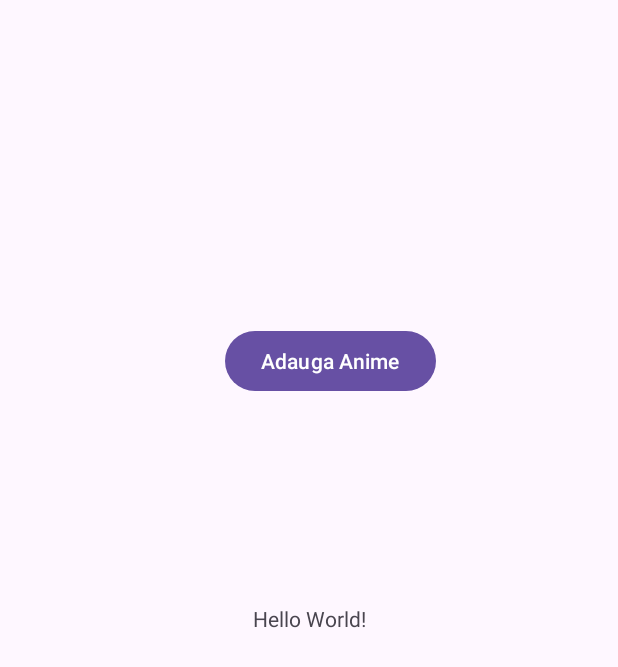
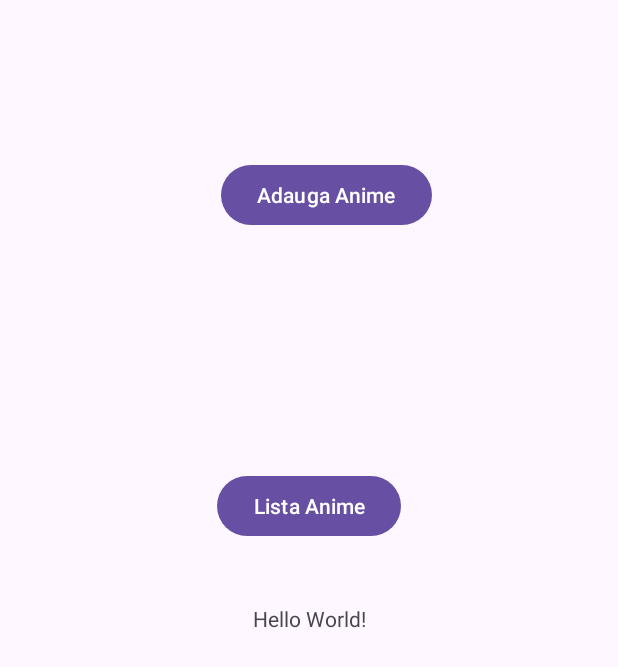
Before and after one commit to mihaela2003/Radu_Mihaela_Alexandra_ActivitateDAM2024, an Android app: the screen it shows after launch (MainActivity), on a phone screen of 412 x 824 dp. Shown: the top 667 px of the screen. Run offline under Robolectric (Android 15) with nearby library versions, the phone set to English and light mode, and no system bars.

Commit message:
seminar 4

```diff
--- a/seminar4/app/src/main/AndroidManifest.xml
+++ b/seminar4/app/src/main/AndroidManifest.xml
@@ -13,6 +13,9 @@
         android:theme="@style/Theme.Seminar4"
         tools:targetApi="31">
         <activity
+            android:name=".ListaAnime"
+            android:exported="false" />
+        <activity
             android:name=".AdaugaActivity"
             android:exported="false" />
         <activity
--- a/seminar4/app/src/main/java/com/example/seminar4/MainActivity.java
+++ b/seminar4/app/src/main/java/com/example/seminar4/MainActivity.java
@@ -2,23 +2,29 @@ package com.example.seminar4;
 
 import android.content.Intent;
 import android.os.Bundle;
+import android.os.Parcelable;
 import android.view.View;
 import android.widget.Button;
 
 import androidx.activity.EdgeToEdge;
+import androidx.annotation.Nullable;
 import androidx.appcompat.app.AppCompatActivity;
 import androidx.core.graphics.Insets;
 import androidx.core.view.ViewCompat;
 import androidx.core.view.WindowInsetsCompat;
 
+import java.util.ArrayList;
+import java.util.List;
+
 public class MainActivity extends AppCompatActivity {
+    private List<Anime> animeList = null;
 
     @Override
     protected void onCreate(Bundle savedInstanceState) {
         super.onCreate(savedInstanceState);
         EdgeToEdge.enable(this);
         setContentView(R.layout.activity_main);
-
+        animeList = new ArrayList<>();
         Button btn = findViewById(R.id.button);
         btn.setOnClickListener(new View.OnClickListener() {
             @Override
@@ -33,5 +39,29 @@ public class MainActivity extends AppCompatActivity {
             v.setPadding(systemBars.left, systemBars.top, systemBars.right, systemBars.bottom);
             return insets;
         });
+
+        Button listaAnimebtn = findViewById(R.id.buttonLista);//identificam buton
+        //facem metoda onClick
+        listaAnimebtn.setOnClickListener(new View.OnClickListener() {
+            @Override
+            public void onClick(View view) {
+                //facem un intent
+                Intent it = new Intent(getApplicationContext(), ListaAnime.class);
+                it.putParcelableArrayListExtra("anime", (ArrayList<? extends Parcelable>) animeList);
+                startActivity(it);
+            }
+        });
+    }
+
+    @Override
+    protected void onActivityResult(int requestCode, int resultCode, @Nullable Intent data) {
+        super.onActivityResult(requestCode, resultCode, data);
+        if(requestCode==203){
+            if(resultCode==RESULT_OK){
+                Anime anime = data.getParcelableExtra("anime");
+
+                animeList.add(anime);
+            }
+        }
     }
 }
--- a/seminar4/app/src/main/res/layout/activity_main.xml
+++ b/seminar4/app/src/main/res/layout/activity_main.xml
@@ -23,9 +23,20 @@
         android:text="Adauga Anime"
         app:layout_constraintBottom_toBottomOf="parent"
         app:layout_constraintEnd_toEndOf="parent"
-        app:layout_constraintHorizontal_bias="0.553"
+        app:layout_constraintHorizontal_bias="0.542"
         app:layout_constraintStart_toStartOf="parent"
         app:layout_constraintTop_toTopOf="parent"
-        app:layout_constraintVertical_bias="0.279" />
+        app:layout_constraintVertical_bias="0.137" />
+
+    <Button
+        android:id="@+id/buttonLista"
+        android:layout_width="wrap_content"
+        android:layout_height="wrap_content"
+        android:text="Lista Anime"
+        app:layout_constraintBottom_toBottomOf="parent"
+        app:layout_constraintEnd_toEndOf="parent"
+        app:layout_constraintStart_toStartOf="parent"
+        app:layout_constraintTop_toTopOf="parent"
+        app:layout_constraintVertical_bias="0.404" />
 
 </androidx.constraintlayout.widget.ConstraintLayout>
```
Also changed, not shown: seminar4/app/src/main/java/com/example/seminar4/AdaugaActivity.java (+14 -6 lines), seminar4/app/src/main/java/com/example/seminar4/Anime.java (+41 -1 lines), seminar4/app/src/main/java/com/example/seminar4/ListaAnime.java (added, +58 -0 lines), seminar4/app/src/main/res/layout/activity_lista_anime.xml (added, +15 -0 lines).
